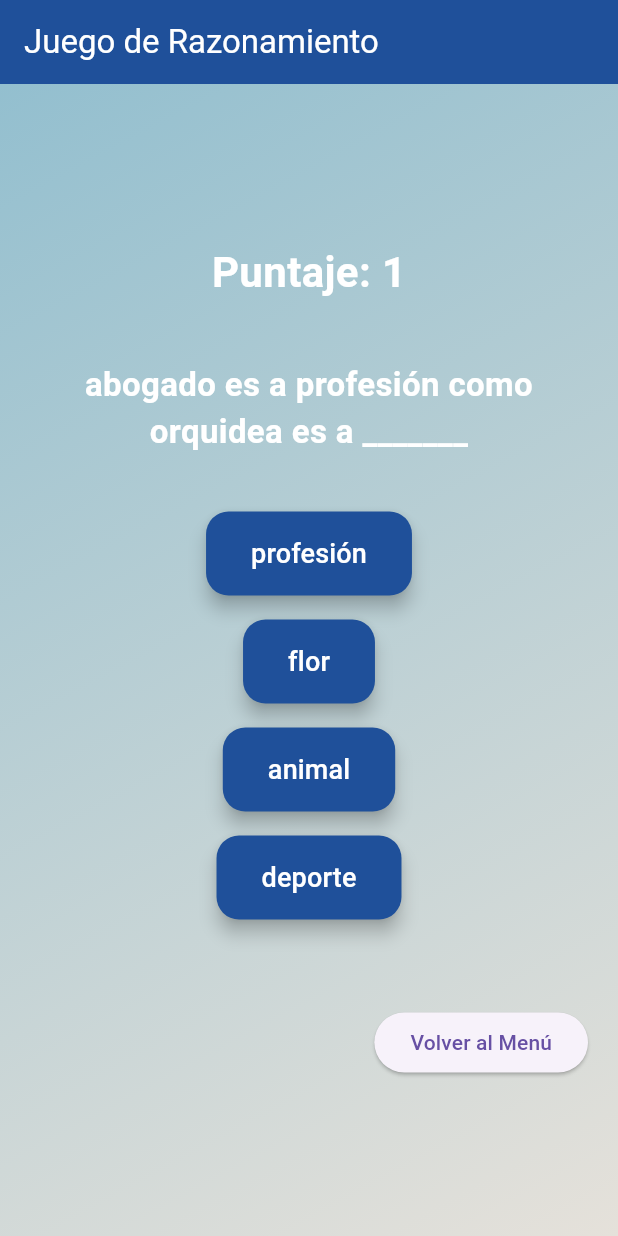
After one commit to LuisM935/Residencia, a Flutter app: the AnalogiesGame screen opened directly, after a tap on "flor", on a phone screen of 412 x 824 dp. The commit adds this screen. Run offline on Flutter 3.47's test engine with Material 3 defaults, Android fonts, the phone set to English and light mode, and no system bars; our stand-ins replace cloud_firestore, firebase_auth, firebase_core, fluttertoast; accounts and stored records are empty.

Commit message:
razGame add

```diff
--- /dev/null
+++ b/resapp/lib/games/RazGame/raz_game.dart
@@ -0,0 +1,182 @@
+import 'dart:math';
+import 'package:flutter/material.dart';
+import 'package:resapp/constants/colors.dart';
+import 'package:resapp/pages/menu.dart';
+
+class RazGame extends StatelessWidget {
+  @override
+  Widget build(BuildContext context) {
+    return MaterialApp(
+      title: 'Juego de Analogías Aleatorias',
+      theme: ThemeData(
+        primarySwatch: Colors.blue,
+      ),
+      home: AnalogiesGame(),
+    );
+  }
+}
+
+class AnalogiesGame extends StatefulWidget {
+  @override
+  _AnalogiesGameState createState() => _AnalogiesGameState();
+}
+
+class _AnalogiesGameState extends State<AnalogiesGame> {
+  final Random _random = Random();
+
+  // Lista ampliada de categorías con más palabras
+  List<Map<String, List<String>>> categories = [
+    {
+      'fruta': ['manzana', 'banana', 'naranja', 'pera', 'uva', 'kiwi', 'sandía', 'cereza', 'mango', 'piña'],
+      'animal': ['perro', 'gato', 'elefante', 'león', 'conejo', 'tigre', 'ballena', 'zebra', 'jirafa', 'tortuga'],
+      'deporte': ['fútbol', 'baloncesto', 'tenis', 'beisbol', 'hockey', 'atletismo', 'boxeo', 'golf', 'natación', 'rugby'],
+      'vehículo': ['auto', 'bicicleta', 'avión', 'barco', 'moto', 'camión', 'tren', 'helicóptero', 'patinete', 'cohete'],
+      'profesión': ['médico', 'abogado', 'ingeniero', 'profesor', 'arquitecto', 'científico', 'artista', 'escritor', 'veterinario', 'enfermero'],
+      'color': ['rojo', 'azul', 'verde', 'amarillo', 'naranja', 'morado', 'rosa', 'blanco', 'negro', 'gris'],
+      'instrumento musical': ['piano', 'guitarra', 'batería', 'violín', 'flauta', 'trombón', 'saxofón', 'arpa', 'cello', ' acordeón'],
+      'dispositivo' : ['móvil','tablet','computadora','laptop','smartwatch','radio',],
+      'flor' : ['tulipan','girasol','orquidea','gerbera','peonia','lirio']
+    }
+  ];
+
+  Map<String, String> currentAnalogy = {};
+  List<String> options = [];
+
+  int score = 0; // Variable para llevar la puntuación
+
+  // Generar una analogía aleatoria
+  void _generateRandomAnalogy() {
+    // Seleccionar dos categorías aleatorias
+    var category1 = categories[0].keys.toList()[_random.nextInt(categories[0].length)];
+    var category2 = categories[0].keys.toList()[_random.nextInt(categories[0].length)];
+
+    // Asegurarse de que las categorías sean diferentes
+    while (category1 == category2) {
+      category2 = categories[0].keys.toList()[_random.nextInt(categories[0].length)];
+    }
+
+    // Seleccionar elementos aleatorios de ambas categorías
+    var item1 = categories[0][category1]![_random.nextInt(categories[0][category1]!.length)];
+    var item2 = categories[0][category2]![_random.nextInt(categories[0][category2]!.length)];
+
+    // Crear la analogía: "X es a Y como A es a B"
+    setState(() {
+      currentAnalogy = {
+        'question': '$item1 es a $category1 como $item2 es a _______',
+        'correctAnswer': category2
+      };
+
+      // Generar opciones de respuesta
+      options = [
+        category1, // Primer categoría seleccionada
+        category2, // Segunda categoría seleccionada
+        categories[0].keys.toList()[_random.nextInt(categories[0].length)],  // Una categoría aleatoria
+      ];
+
+      // Evitar repetir categorías en las opciones
+      while (options.length < 4) {
+        var newCategory = categories[0].keys.toList()[_random.nextInt(categories[0].length)];
+        if (!options.contains(newCategory)) {
+          options.add(newCategory);  // Solo agregar si no está ya en la lista
+        }
+      }
+    });
+  }
+
+  // Comprobar la respuesta seleccionada
+  void _checkAnswer(String selectedAnswer) {
+    if (selectedAnswer == currentAnalogy['correctAnswer']) {
+      setState(() {
+        score++;  // Incrementar la puntuación si la respuesta es correcta
+      });
+      _generateRandomAnalogy();  // Generar nueva analogía solo si la respuesta es correcta
+    }
+    // Si la respuesta es incorrecta, no hacemos nada
+  }
+
+  @override
+  void initState() {
+    super.initState();
+    _generateRandomAnalogy(); // Inicializar el primer conjunto de analogías
+  }
+
+  @override
+  Widget build(BuildContext context) {
+    return Scaffold(
+      appBar: AppBar(
+        title: Text('Juego de Razonamiento', style: TextStyle(color: Colors.white)),
+        backgroundColor: Colores.pColor,
+      ),
+      body: Container(
+        decoration: BoxDecoration(
+          gradient: LinearGradient(
+            colors: [Colores.sColor, Colores.qColor],
+            begin: Alignment.topLeft,
+            end: Alignment.bottomRight,
+          ),
+        ),
+        padding: const EdgeInsets.all(20.0),
+        child: Column(
+          crossAxisAlignment: CrossAxisAlignment.center,
+          mainAxisAlignment: MainAxisAlignment.center,
+          children: <Widget>[
+            // Indicador de puntuación
+            Text(
+              'Puntaje: $score',  // Mostrar el puntaje en tiempo real
+              style: TextStyle(
+                fontSize: 28,
+                fontWeight: FontWeight.bold,
+                color: Colors.white,
+              ),
+            ),
+            SizedBox(height: 40),
+
+            // Pregunta actual
+            Text(
+              currentAnalogy['question'] ?? 'Cargando...',
+              textAlign: TextAlign.center,
+              style: TextStyle(fontSize: 22, color: Colors.white, fontWeight: FontWeight.w600),
+            ),
+            SizedBox(height: 30),
+
+            // Opciones de respuesta
+            ...options.map<Widget>((option) {
+              return Padding(
+                padding: const EdgeInsets.symmetric(vertical: 8.0),
+                child: ElevatedButton(
+                  onPressed: () => _checkAnswer(option),
+                  style: ElevatedButton.styleFrom(
+                    backgroundColor: Colores.pColor,
+                    foregroundColor: Colors.white,
+                    shape: RoundedRectangleBorder(
+                      borderRadius: BorderRadius.circular(15),
+                    ),
+                    padding: EdgeInsets.symmetric(vertical: 15, horizontal: 30),
+                    elevation: 5,
+                  ),
+                  child: Text(
+                    option,
+                    style: TextStyle(fontSize: 18),
+                  ),
+                ),
+              );
+            }).toList(),
+
+            SizedBox(height: 50,),
+
+            // Botón para regresar al menú
+            Align(
+              alignment: Alignment.bottomRight,
+              child: ElevatedButton(
+                onPressed: () {
+                  Navigator.push(context, MaterialPageRoute(builder: (context) => MainMenu()));
+                },
+                child: Text('Volver al Menú'),
+              ),
+            ),
+          ],
+        ),
+      ),
+    );
+  }
+}
--- a/resapp/lib/pages/menu.dart
+++ b/resapp/lib/pages/menu.dart
@@ -13,6 +13,8 @@ import 'package:resapp/games/attentionGame/agMenu.dart';
 import 'package:resapp/games/mathGame/mgMenu.dart';
 //MemoryGame
 import 'package:resapp/games/memoryGame/memgMenu.dart';
+//RazGame
+import 'package:resapp/games/RazGame/raz_game.dart';
 
 
 class MainMenu extends StatefulWidget{
@@ -211,11 +213,35 @@ class _MainMenu extends State<MainMenu>{
                       ),
                     ),
                     subtitle: Text(
-                      'RushHour',
+                      'Example',
                       style: TextStyle(color: Colors.white),
                     ),
+                    trailing: IconButton(
+                        icon: Icon(Icons.info_outline, color: Colors.white),  // Ícono de información
+                        onPressed: () {
+                          // Muestra un cuadro de diálogo con el texto que desees
+                          showDialog(
+
+                            context: context,
+                            builder: (BuildContext context) {
+                              return AlertDialog(
+                                backgroundColor: Color(0xFF005B41),
+                                title: Text('Juego de Razonamiento',style: TextStyle(color: Colors.black, fontWeight: FontWeight.bold),),
+                                content: Description.RazGameDesc,
+                                actions: [
+                                  TextButton(
+                                    child: Text('Cerrar', style: TextStyle(color: Colors.black, fontWeight: FontWeight.bold),),
+                                    onPressed: () {
+                                      Navigator.of(context).pop();
+                                    },
+                                  ),
+                                ],
+                              );
+                            },
+                          );
+                        },),
                     onTap: () {
-                      print('Juego 3 seleccionado');
+                      Navigator.push(context, MaterialPageRoute(builder: (context) => RazGame()));
                     },
                   ),
                 ),
--- a/resapp/lib/services/userscores_service.dart
+++ b/resapp/lib/services/userscores_service.dart
@@ -50,6 +50,8 @@ Future<int?> getMathGameRecord(String userId) async {
           int record = records['mathGame'];  // Accede al campo mathGame dentro del mapa 'records'
           print('Récord recuperado desde Firestore: $record');
           return record;
+        }else if(records.containsKey('memoryGame')){
+          int record = records['memoryGame'];
         } else {
           print('El campo mathGame no está presente dentro de records, devolviendo 0');
           return 0;  // Si no se encuentra el campo mathGame, devuelve 0
--- a/resapp/pubspec.yaml
+++ b/resapp/pubspec.yaml
@@ -40,6 +40,7 @@ dependencies:
   cloud_firestore: ^5.5.1
   firebase_auth: ^5.3.4
   fluttertoast: ^8.2.8
+  flutter_staggered_grid_view: ^0.6.1
 
 
 dev_dependencies:
```
Also changed, not shown: resapp/pubspec.lock.
